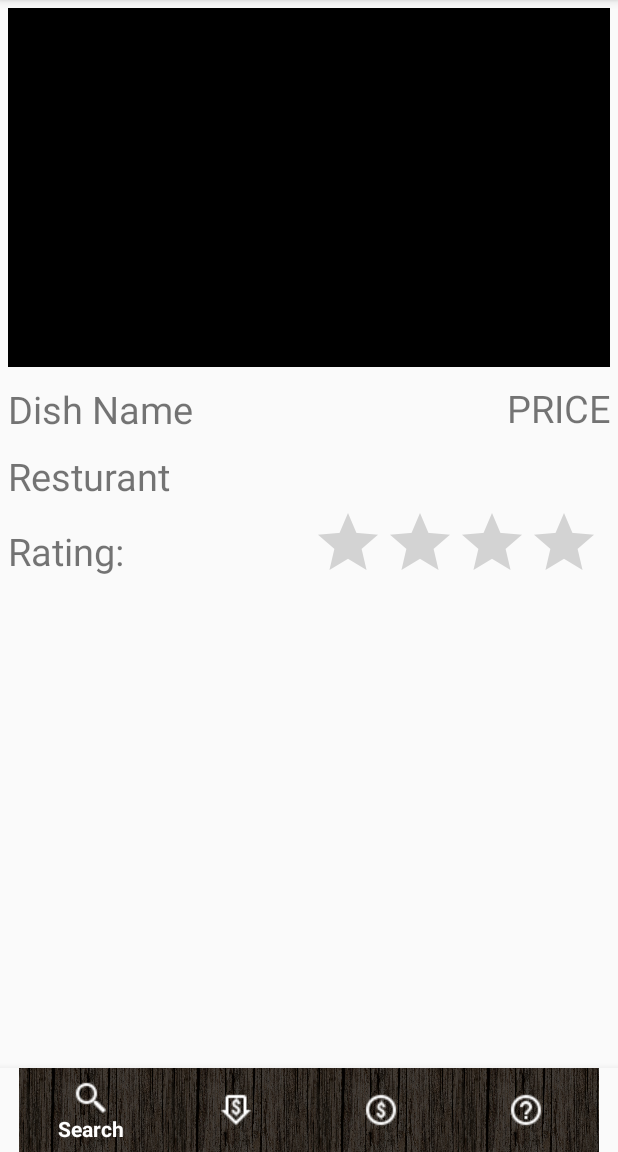
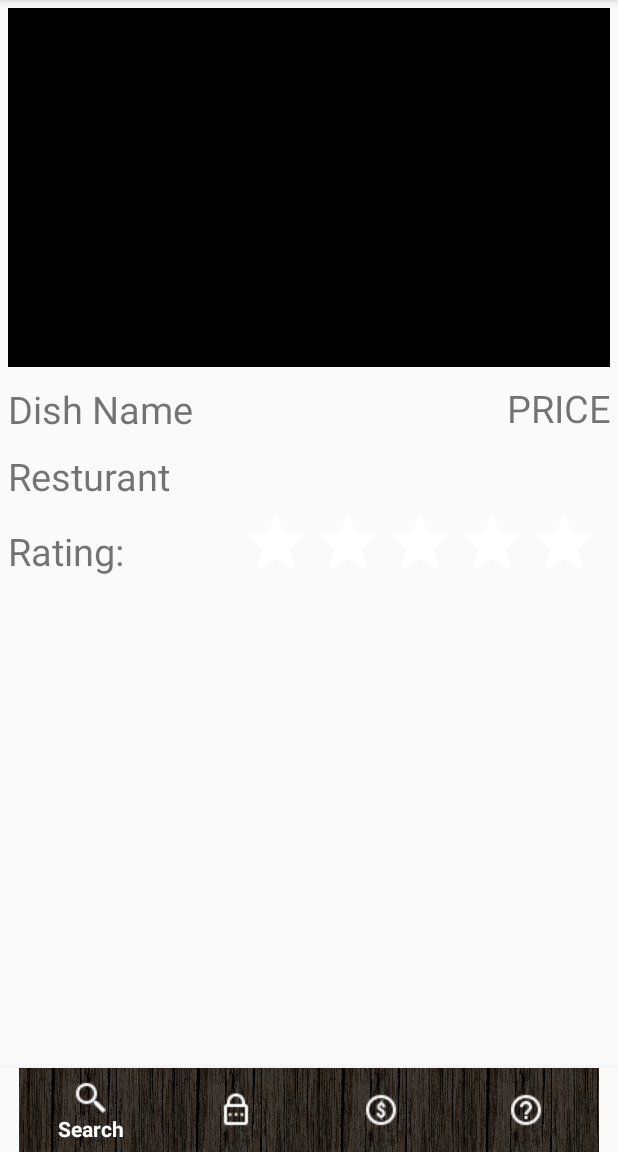
Before and after one commit to DoodlePeach/MCProjectLab-Haandi, an Android app: the fragment fullDescFragment placed in its activity, on a phone screen of 412 x 824 dp, the part 84-1236 px from its top. Run offline under Robolectric (Android 15) with nearby library versions, the phone set to English and light mode, and no system bars; our stand-ins replace Firebase (no records; nobody signed in at launch, a user with empty details on screens opened directly); Roboto replaces fonts that are not available here; 5 statements that could not run were skipped.

Commit message:
UI Updates - 2
Updated color of ratingView to white.
Updated color of search Spinners. They are now (sometimes) whites. They are bugged.

```diff
--- a/app/src/main/java/com/example/beginneractivity/MainActivity.java
+++ b/app/src/main/java/com/example/beginneractivity/MainActivity.java
@@ -10,7 +10,6 @@ import android.os.Bundle;
 import android.view.MenuItem;
 import android.view.View;
 import android.widget.ProgressBar;
-import android.widget.RelativeLayout;
 
 import com.google.firebase.database.DataSnapshot;
 import com.google.firebase.database.DatabaseError;
@@ -97,7 +96,7 @@ public class MainActivity extends AppCompatActivity implements  beginSearchFragm
                         return true;
                     }
 
-                    case R.id.navigation_discount:
+                    case R.id.navigation_login:
                     {
                         ///
 
--- a/app/src/main/java/com/example/beginneractivity/beginSearchFragment.java
+++ b/app/src/main/java/com/example/beginneractivity/beginSearchFragment.java
@@ -1,6 +1,7 @@
 package com.example.beginneractivity;
 
 import android.content.Context;
+import android.graphics.Color;
 import android.os.Bundle;
 import android.support.v4.app.Fragment;
 import android.view.LayoutInflater;
@@ -10,6 +11,7 @@ import android.widget.AdapterView;
 import android.widget.ArrayAdapter;
 import android.widget.Button;
 import android.widget.Spinner;
+import android.widget.TextView;
 import android.widget.Toast;
 
 import java.util.LinkedList;
@@ -18,6 +20,7 @@ public class beginSearchFragment extends Fragment{
     private OnFragmentInteractionListener mListener;
     private String locationSelection, categorySelection;
     private View rootView;
+    private Spinner catSpinner = null, locSpinner = null;
 
 
     public beginSearchFragment() {
@@ -41,11 +44,11 @@ public class beginSearchFragment extends Fragment{
 
         v = inflater.inflate(R.layout.fragment_begin_search, container, false);
 
-        final Spinner catSpinner = v.findViewById(R.id.spinner_perferred_cusine);
+        catSpinner = v.findViewById(R.id.spinner_perferred_cusine);
         ArrayAdapter<String> catAdapter = new ArrayAdapter<>(getActivity().getApplicationContext(), R.layout.support_simple_spinner_dropdown_item, MainActivity.categories);
         catSpinner.setAdapter(catAdapter);
 
-        final Spinner locSpinner = v.findViewById(R.id.spinner_enter_city);
+        locSpinner = v.findViewById(R.id.spinner_enter_city);
         ArrayAdapter<String> locAdapter = new ArrayAdapter<>(getActivity().getApplicationContext(), R.layout.support_simple_spinner_dropdown_item, MainActivity.locations);
         locSpinner.setAdapter(locAdapter);
 
@@ -55,7 +58,10 @@ public class beginSearchFragment extends Fragment{
             @Override
             public void onItemSelected(AdapterView<?> parent, View view, int position, long id) {
                 categorySelection = MainActivity.categories.get(position);
-                catSpinner.setSelection(position);
+
+                if(parent.getChildAt(0) != null)
+                    ((TextView) parent.getChildAt(0)).setTextColor(Color.WHITE);
+
             }
 
             @Override
@@ -69,6 +75,9 @@ public class beginSearchFragment extends Fragment{
             public void onItemSelected(AdapterView<?> parent, View view, int position, long id) {
                 locationSelection = MainActivity.locations.get(position);
                 locSpinner.setSelection(position);
+
+                if(parent.getChildAt(0) != null)
+                    ((TextView) parent.getChildAt(0)).setTextColor(Color.WHITE);
             }
 
             @Override
@@ -108,6 +117,7 @@ public class beginSearchFragment extends Fragment{
     @Override
     public void onAttach(Context context) {
         super.onAttach(context);
+
         if (context instanceof OnFragmentInteractionListener) {
             mListener = (OnFragmentInteractionListener) context;
         } else {
--- a/app/src/main/java/com/example/beginneractivity/fullDescFragment.java
+++ b/app/src/main/java/com/example/beginneractivity/fullDescFragment.java
@@ -1,6 +1,8 @@
 package com.example.beginneractivity;
 
 import android.content.Context;
+import android.graphics.Color;
+import android.graphics.drawable.Drawable;
 import android.net.Uri;
 import android.os.Bundle;
 import android.support.v4.app.Fragment;
@@ -11,15 +13,6 @@ import android.widget.ImageView;
 import android.widget.RatingBar;
 import android.widget.TextView;
 
-
-/**
- * A simple {@link Fragment} subclass.
- * Activities that contain this fragment must implement the
- * {@link fullDescFragment.OnFragmentInteractionListener} interface
- * to handle interaction events.
- * Use the {@link fullDescFragment#newInstance} factory method to
- * create an instance of this fragment.
- */
 public class fullDescFragment extends Fragment {
     private OnFragmentInteractionListener mListener;
     private SearchItem currentItem;
@@ -28,7 +21,6 @@ public class fullDescFragment extends Fragment {
         // Required empty public constructor
     }
 
-    // TODO: Rename and change types and number of parameters
     public static fullDescFragment newInstance(SearchItem item) {
         fullDescFragment fragment = new fullDescFragment();
 
@@ -64,12 +56,13 @@ public class fullDescFragment extends Fragment {
         dishDesc.setText(currentItem.dishDescription);
         dishPrice.setText(currentItem.dishPrice + "$");
         dishResturant.setText(currentItem.dishResturant);
-        ratingBar.setNumStars(4);
+
+        Drawable stars = ratingBar.getProgressDrawable();
+        stars.setTint(Color.WHITE);
 
         return v;
     }
 
-    // TODO: Rename method, update argument and hook method into UI event
     public void onButtonPressed(String tag, Uri uri) {
         if (mListener != null) {
             mListener.onFragmentInteraction(tag, uri);
--- a/app/src/main/res/layout/fragment_begin_search.xml
+++ b/app/src/main/res/layout/fragment_begin_search.xml
@@ -69,7 +69,7 @@
                 android:layout_marginLeft="25dp"
                 android:layout_marginTop="25dp"
                 android:layout_marginRight="50dp"
-                android:textColor="@android:color/white"
+                android:theme="@style/CardView.Light"
                 >
 
             </Spinner>
--- a/app/src/main/res/menu/navigation.xml
+++ b/app/src/main/res/menu/navigation.xml
@@ -6,9 +6,9 @@
         android:title="Search"/>
 
     <item
-        android:id="@+id/navigation_discount"
-        android:icon="@drawable/ic_discount"
-        android:title="Promos"/>
+        android:id="@+id/navigation_login"
+        android:icon="@drawable/ic_login"
+        android:title="Login"/>
 
     <item
         android:id="@+id/navigation_history"
```
Also changed, not shown: app/src/main/res/drawable/ic_discount.png (deleted), app/src/main/res/drawable/ic_login.png (added), 1 other file.
